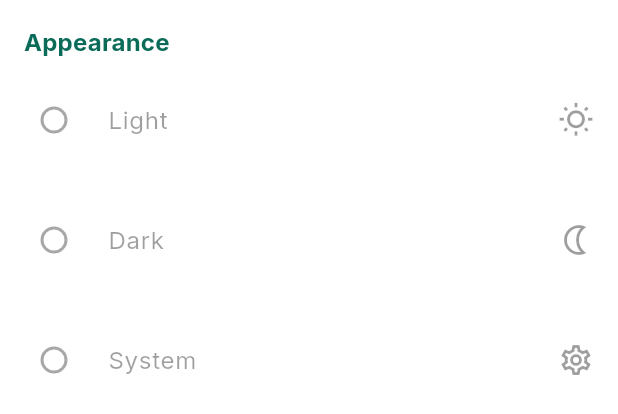
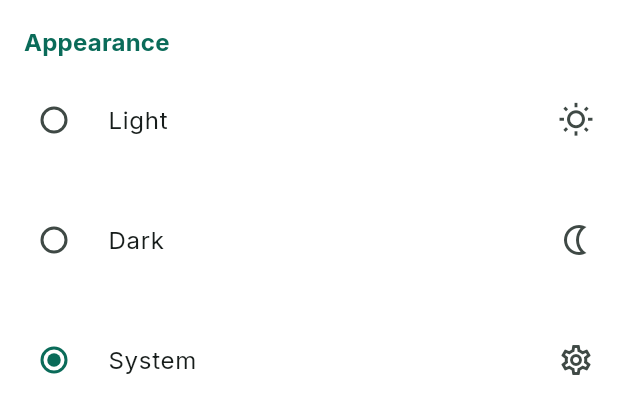
Before and after one commit to pasindujayakodi77/ceylon, a Flutter app: the ThemeToggle widget shown alone on an empty page, opened directly, on a phone screen of 412 x 824 dp. Shown: the top 414 px of the screen. Run offline on Flutter 3.47's test engine with Material 3 defaults, Android fonts, the phone set to English and light mode, and no system bars; our stand-ins replace bloc, cached_network_image, cloud_firestore, cross_file, equatable, firebase_auth and 24 more; missing offline and left inert: firebase_app_check, flutter_map_marker_cluster, qr_code_scanner; accounts and stored records are empty.

Commit message:
Use RadioGroup with proper deprecated parameter handling
Co-authored-by: pasindujayakodi77 <171127992+pasindujayakodi77@users.noreply.github.com>

```diff
--- a/lib/design_system/examples/theme_toggle_example.dart
+++ b/lib/design_system/examples/theme_toggle_example.dart
@@ -36,24 +36,44 @@ class ThemeToggle extends StatelessWidget {
               _saveThemeMode(value);
             }
           },
-          child: Column(
+          child: Builder(
+            builder: (context) {
+              final group = RadioGroup.of<ThemeMode>(context);
+              return Column(
                 children: [
+                  // ignore: deprecated_member_use
                   RadioListTile<ThemeMode>(
                     title: const Text('Light'),
                     value: ThemeMode.light,
+                    // ignore: deprecated_member_use
+                    groupValue: group?.groupValue,
+                    // ignore: deprecated_member_use
+                    onChanged: group?.onChanged,
                     secondary: const Icon(Icons.wb_sunny_outlined),
                   ),
+                  // ignore: deprecated_member_use
                   RadioListTile<ThemeMode>(
                     title: const Text('Dark'),
                     value: ThemeMode.dark,
+                    // ignore: deprecated_member_use
+                    groupValue: group?.groupValue,
+                    // ignore: deprecated_member_use
+                    onChanged: group?.onChanged,
                     secondary: const Icon(Icons.nightlight_outlined),
                   ),
+                  // ignore: deprecated_member_use
                   RadioListTile<ThemeMode>(
                     title: const Text('System'),
                     value: ThemeMode.system,
+                    // ignore: deprecated_member_use
+                    groupValue: group?.groupValue,
+                    // ignore: deprecated_member_use
+                    onChanged: group?.onChanged,
                     secondary: const Icon(Icons.settings_outlined),
                   ),
                 ],
+              );
+            },
           ),
         ),
       ],
```
Also changed, not shown: lib/features/profile/presentation/screens/profile_screen_v2.dart (+10 -0 lines), lib/features/settings/presentation/screens/settings_screen.dart (+36 -1 lines). Lines whose indentation alone changed are shown as unchanged.
